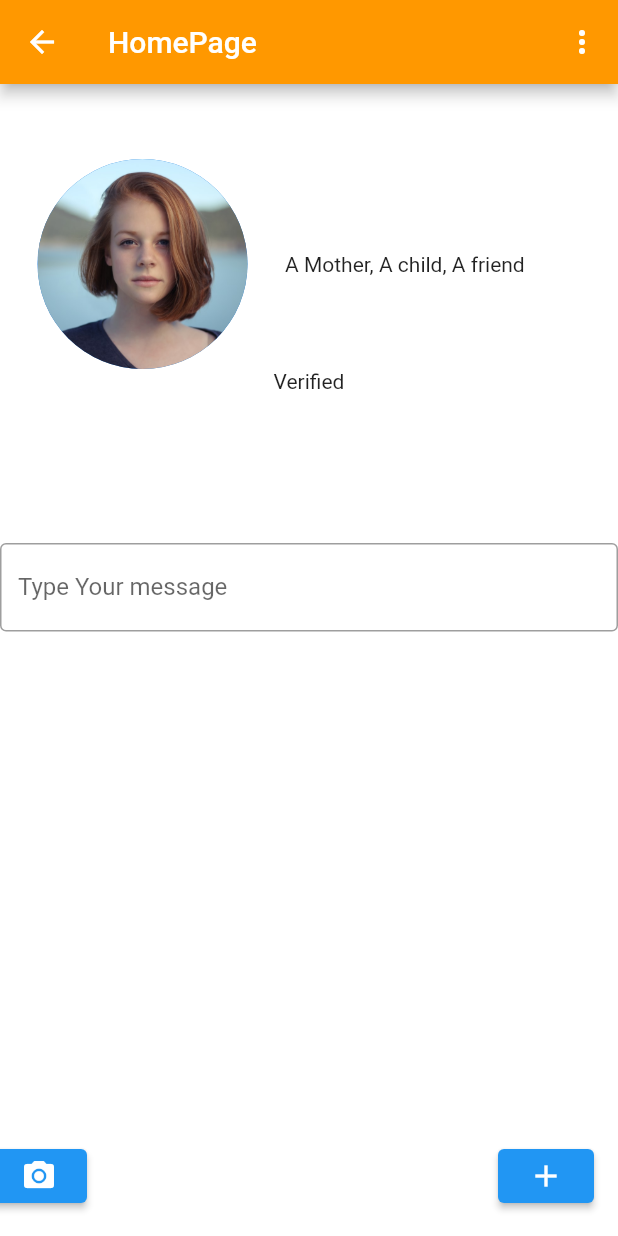
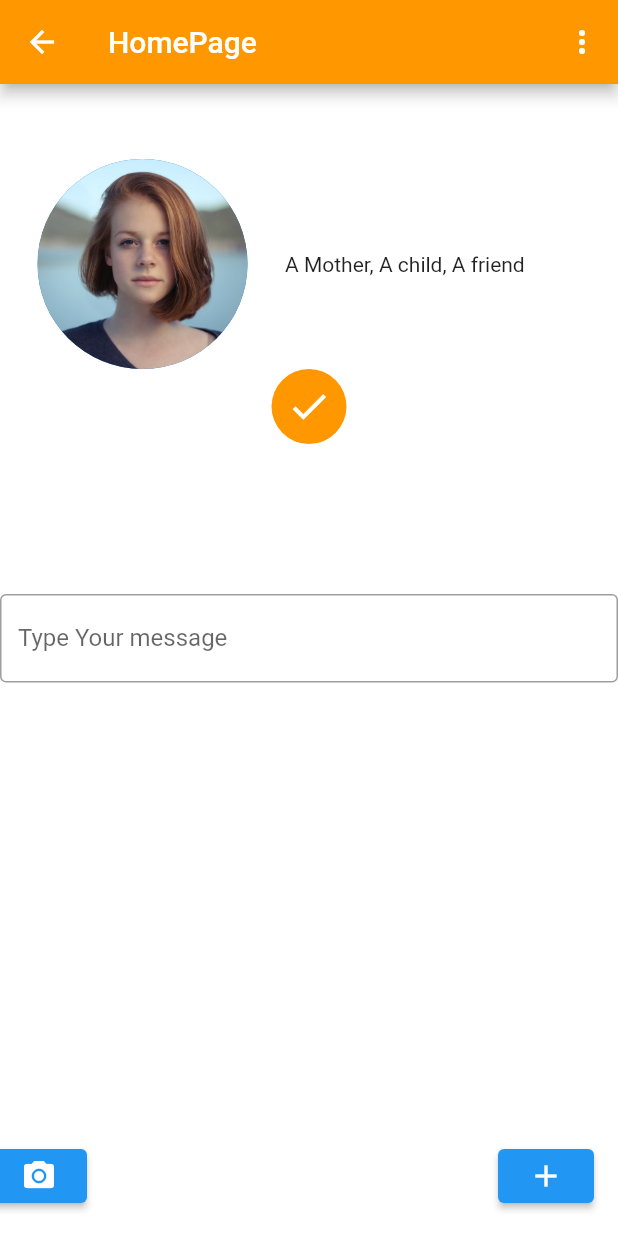
Before and after one commit to DarrianMC/FinalProject, a Flutter app: the UserPage screen opened by its route, on a phone screen of 412 x 824 dp. Run offline on Flutter 3.47's test engine with Material 2 defaults, Android fonts, the phone set to English and light mode, and no system bars; our stand-ins replace image_picker.

Commit message:
update 2

```diff
--- a/bobay/lib/main.dart
+++ b/bobay/lib/main.dart
@@ -106,7 +106,7 @@ class MyApp extends StatelessWidget {
   {
     return MaterialApp(
       title: 'Flutter Demo',
-      initialRoute: '/FriendView',
+      initialRoute: '/',
       routes: {
         '/' : (context) => SignInScreen(),
         '/second' : (context) =>  UserPage(title: '',),
@@ -391,9 +391,21 @@ class _UserPageState extends State<UserPage>
     });
   }
 
-  String _function(){
-
-    return "Verified";
+  Widget _function(){
+
+    return Container(
+      width: 50,
+      height: 50,
+      decoration: BoxDecoration(
+        color: Colors.orange,
+        shape: BoxShape.circle,
+      ),
+      child: Icon(
+        Icons.check,
+        color: Colors.white,
+        size: 30,
+      ),
+    );
   }
 
 
@@ -463,9 +475,10 @@ class _UserPageState extends State<UserPage>
           ),
         ],
       ),);
-    p.add(Text(
+
+    p.add(
         _function()
-    ),);
+    );
     p.add(const SizedBox(height: 100));
     p.add(
       TextField(
```
